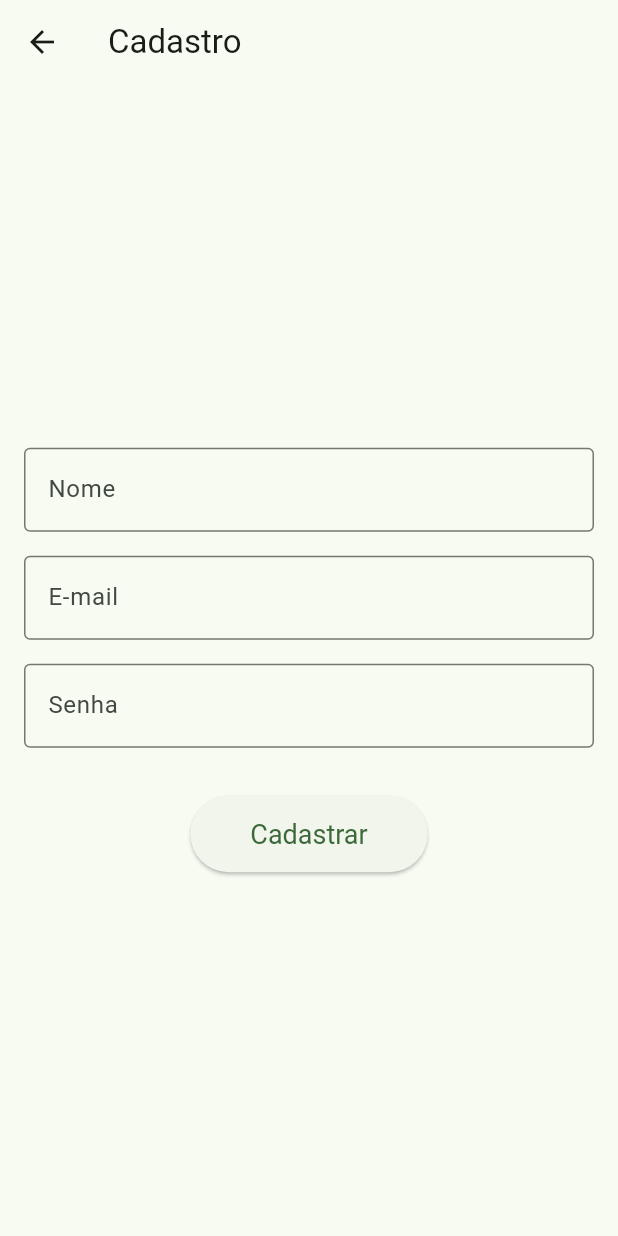
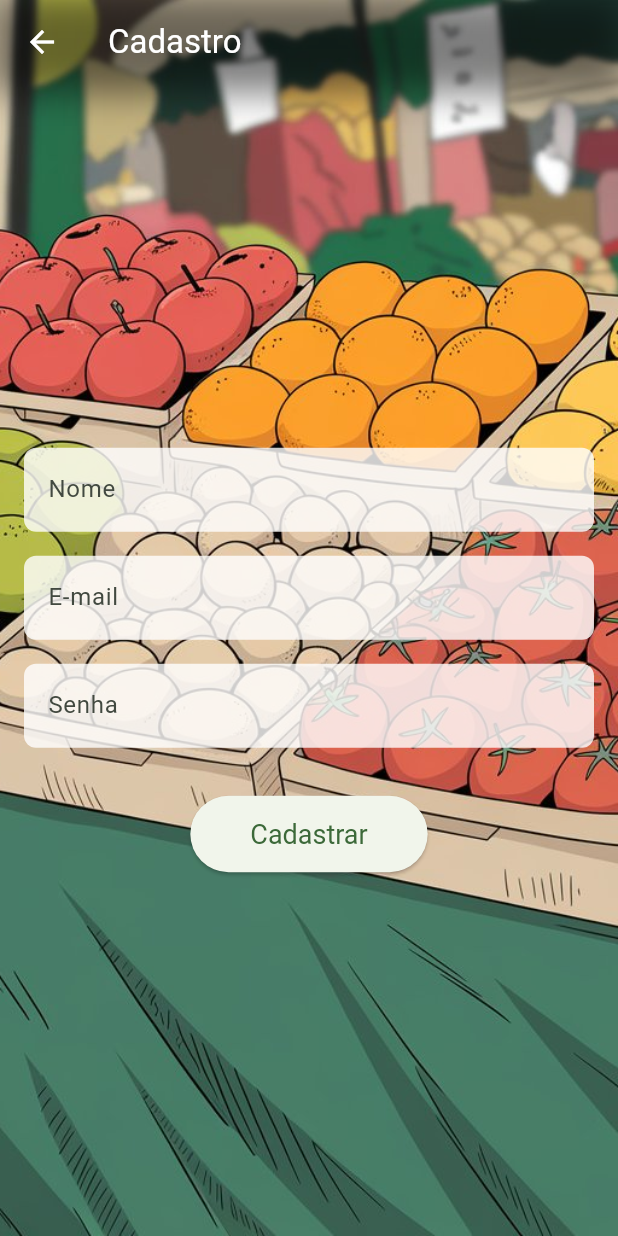
Before and after one commit to GabrielAdelino/Lista_compras, a Flutter app: the RegistrationPage screen opened directly, on a phone screen of 412 x 824 dp. Run offline on Flutter 3.47's test engine with Material 3 defaults, Android fonts, the phone set to English and light mode, and no system bars.

Commit message:
Tela cadastro

```diff
--- a/lib/pages/registration_page.dart
+++ b/lib/pages/registration_page.dart
@@ -8,7 +8,6 @@ class RegistrationPage extends StatefulWidget {
 }
 
 class _RegistrationPageState extends State<RegistrationPage> {
-  // Controladores para os campos de texto
   final TextEditingController _nameController = TextEditingController();
   final TextEditingController _emailController = TextEditingController();
   final TextEditingController _passwordController = TextEditingController();
@@ -16,51 +15,106 @@ class _RegistrationPageState extends State<RegistrationPage> {
   @override
   Widget build(BuildContext context) {
     return Scaffold(
-      appBar: AppBar(
+      extendBodyBehindAppBar: true,
+      body: Stack(
+        children: [
+          // Imagem de fundo
+          Container(
+            decoration: const BoxDecoration(
+              image: DecorationImage(
+                image: AssetImage('assets/bg_login.jpeg'),
+                fit: BoxFit.cover,
+              ),
+            ),
+          ),
+          Column(
+            children: [
+              // AppBar com Box Shadow
+              Container(
+                decoration: BoxDecoration(
+                  color: Colors.transparent,
+                  boxShadow: [
+                    BoxShadow(
+                      color: Colors.black.withOpacity(0.5),
+                      spreadRadius: 5,
+                      blurRadius: 20,
+                      offset: Offset(0, 1), // changes position of shadow
+                    ),
+                  ],
+                ),
+                child: AppBar(
                   title: const Text('Cadastro'),
+                  backgroundColor: Colors.transparent,
+                  elevation: 0,
+                  foregroundColor: Colors.white,
+                  iconTheme: const IconThemeData(
+                    color: Colors.white,
                   ),
-      body: Padding(
+                ),
+              ),
+              Expanded(
+                child: Padding(
                   padding: const EdgeInsets.all(16.0),
                   child: Column(
                     mainAxisAlignment: MainAxisAlignment.center,
                     children: [
-            // Campo Nome
-            TextFormField(
+                      // Campo Nome com opacidade no fundo
+                      Container(
+                        decoration: BoxDecoration(
+                          color: Colors.white.withOpacity(0.8),
+                          borderRadius: BorderRadius.circular(8),
+                        ),
+                        child: TextFormField(
                           controller: _nameController,
                           decoration: const InputDecoration(
                             labelText: 'Nome',
-                border: OutlineInputBorder(),
+                            border: OutlineInputBorder(
+                              borderSide: BorderSide.none,
+                            ),
+                          ),
                         ),
                       ),
                       const SizedBox(height: 16.0),
-
-            // Campo E-mail
-            TextFormField(
+                      // Campo E-mail com opacidade no fundo
+                      Container(
+                        decoration: BoxDecoration(
+                          color: Colors.white.withOpacity(0.8),
+                          borderRadius: BorderRadius.circular(8),
+                        ),
+                        child: TextFormField(
                           controller: _emailController,
                           decoration: const InputDecoration(
                             labelText: 'E-mail',
-                border: OutlineInputBorder(),
+                            border: OutlineInputBorder(
+                              borderSide: BorderSide.none,
+                            ),
                           ),
                           keyboardType: TextInputType.emailAddress,
                         ),
+                      ),
                       const SizedBox(height: 16.0),
-
-            // Campo Senha
-            TextFormField(
+                      // Campo Senha com opacidade no fundo
+                      Container(
+                        decoration: BoxDecoration(
+                          color: Colors.white.withOpacity(0.8),
+                          borderRadius: BorderRadius.circular(8),
+                        ),
+                        child: TextFormField(
                           controller: _passwordController,
                           decoration: const InputDecoration(
                             labelText: 'Senha',
-                border: OutlineInputBorder(),
+                            border: OutlineInputBorder(
+                              borderSide: BorderSide.none,
+                            ),
                           ),
                           obscureText: true,
                         ),
+                      ),
                       const SizedBox(height: 32.0),
-
                       // Botão de Cadastro
                       ElevatedButton(
                         onPressed: () {
                           // Lógica para o cadastro do usuário
-                // Aqui você pode adicionar o código para validar e processar os dados do formulário
                         },
                         style: ElevatedButton.styleFrom(
                           padding: const EdgeInsets.symmetric(horizontal: 40, vertical: 15),
@@ -71,6 +125,11 @@ class _RegistrationPageState extends State<RegistrationPage> {
                     ],
                   ),
                 ),
+              ),
+            ],
+          ),
+        ],
+      ),
     );
   }
 }
--- a/pubspec.yaml
+++ b/pubspec.yaml
@@ -57,6 +57,7 @@ flutter:
   assets:
     - assets/img_background.jpeg
     - assets/Logo_mercado.jpeg
+    - assets/bg_login.jpeg
 
   # To add assets to your application, add an assets section, like this:
   # assets:
```
Also changed, not shown: assets/bg_login.jpeg (added). Lines whose indentation alone changed are shown as unchanged.
